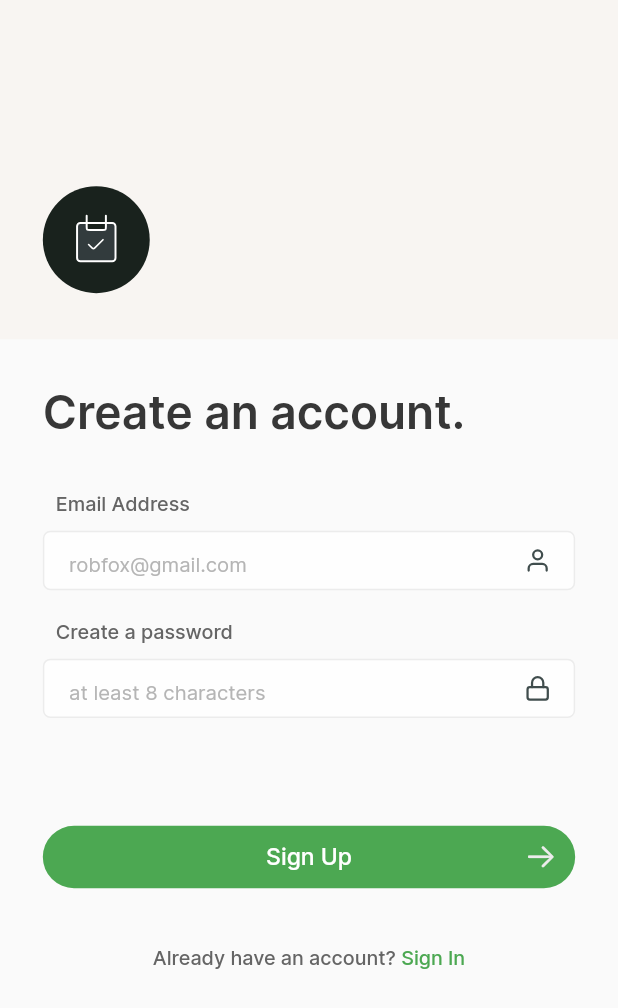
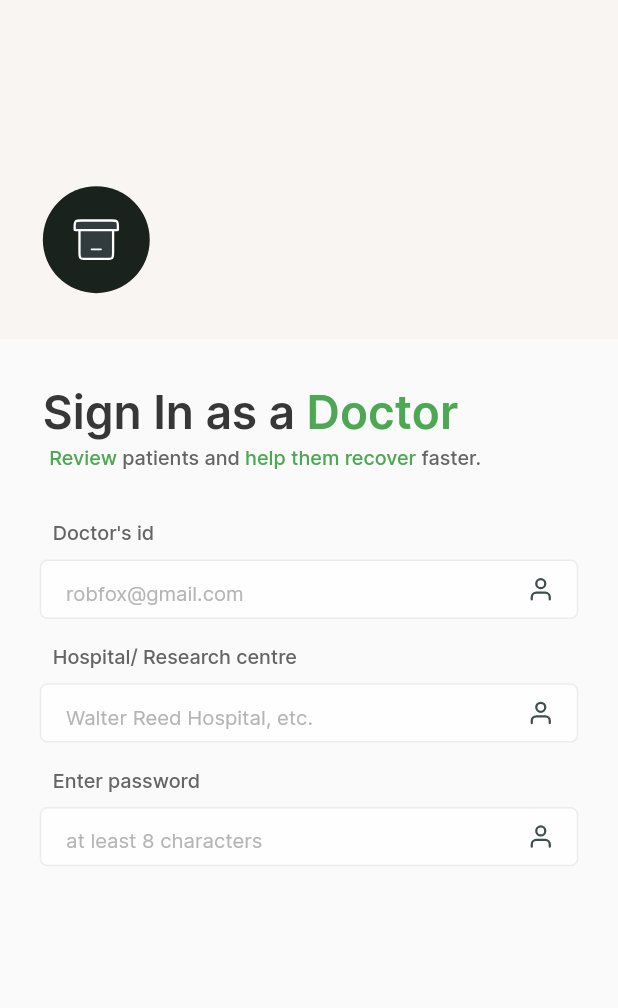
Before and after one commit to ramin443/exoheal, a Flutter app: the screen it shows after launch, on a phone screen of 412 x 824 dp. Shown: the top 1008 px of the screen. Run offline on Flutter 3.47's test engine with Material 2 defaults, Android fonts, the phone set to English and light mode, and no system bars; our stand-ins replace audio_video_progress_bar, charts_flutter, cloud_firestore, email_validator, feather_icons, firebase_auth and 7 more; missing offline and left inert: azblob; accounts and stored records are empty.

Commit message:
complete doctor login

```diff
--- a/lib/constants/fontconstants.dart
+++ b/lib/constants/fontconstants.dart
@@ -7,3 +7,6 @@ String interregular="Interregular";
 String intermedium="Intermedium";
 String intersemibold="Intersemibold";
 String testuseremail="exohealtestuser@gmail.com";
+String sfproroundedregular="Sfproroundedreg";
+String sfproroundedmedium="Sfproroundedmed";
+String sfproroundedsemibold="Sfproroundedsemi";
--- /dev/null
+++ b/lib/getxcontrollers/doctorauthcontrollelr.dart
@@ -0,0 +1,102 @@
+import 'package:feather_icons/feather_icons.dart';
+import 'package:flutter/cupertino.dart';
+import 'package:flutter/material.dart';
+import 'package:get/get.dart';
+
+import '../constants/fontconstants.dart';
+
+class DoctorAuthController extends GetxController{
+  TextEditingController logindoctoridcontroller=TextEditingController();
+  TextEditingController loginhospitalnamecontroller=TextEditingController();
+  TextEditingController loginpasswordcontroller=TextEditingController();
+
+
+  Widget doctorloginfields(BuildContext context){
+    double screenwidth=MediaQuery.of(context).size.width;
+    return Container(
+      margin: EdgeInsets.only(top: screenwidth*0.0833),
+      width: screenwidth,
+      child: Column(
+        mainAxisAlignment: MainAxisAlignment.start,
+        crossAxisAlignment: CrossAxisAlignment.start,
+        children: [
+          indivfield(context: context, fieldname:  "Doctor's id",hinttext: "robfox@gmail.com",
+          textEditingController: logindoctoridcontroller,),
+          indivfield(context: context, fieldname:  "Hospital/ Research centre",hinttext: "Walter Reed Hospital, etc.",
+            textEditingController: loginhospitalnamecontroller,),
+          indivfield(context: context, fieldname:  "Enter password",hinttext: "at least 8 characters",
+            textEditingController: loginpasswordcontroller,),        ],
+      ),
+    );
+  }
+  Widget indivfield({BuildContext? context,String? fieldname,
+  String? hinttext, TextEditingController? textEditingController}){
+    double screenwidth=MediaQuery.of(context!).size.width;
+    return Container(
+      margin: EdgeInsets.only(bottom: screenwidth*0.0413),
+      child: Column(
+        mainAxisAlignment: MainAxisAlignment.start,
+        crossAxisAlignment: CrossAxisAlignment.start,
+        children: [
+          Container(
+            margin: EdgeInsets.only(
+                left: screenwidth*0.021,bottom: screenwidth*0.024,
+                ),
+            child: Text(fieldname!,style: TextStyle(
+                fontFamily: intermedium,
+                color: Color(0xff656565),
+                fontSize: screenwidth*0.032
+            ),),
+          ),
+          Container(
+            padding: EdgeInsets.only(
+              //         horizontal: 24
+              left: screenwidth*0.04,
+              //     right: screenwidth*0.04
+
+            ),
+            //      height: 46,
+            height: screenwidth*0.096,
+            width: screenwidth,
+            decoration: BoxDecoration(
+              border: Border.all(
+                color: Color(0xffECECEC),
+                width: 1,
+              ),
+              color: Colors.white.withOpacity(0.85),
+              borderRadius: BorderRadius.all(Radius.circular(5)),
+            ),
+            child: Center(
+              child: TextFormField(
+                controller: logindoctoridcontroller,
+                cursorColor: Colors.black87,
+                style: TextStyle(
+                    fontFamily: interregular,
+                    color: Colors.black87,
+                    //       fontSize: 13.5
+                    fontSize: screenwidth*0.0328
+                ),
+                keyboardType: TextInputType.text,
+                textInputAction: TextInputAction.next,
+                decoration: InputDecoration(
+                  suffixIcon: Icon(FeatherIcons.user,
+                    color: Color(0xff404d4d),
+                    //                 size: 18,
+                    size: screenwidth*0.0437,
+                  ),
+                  border: InputBorder.none,
+                  hintText: hinttext,
+                  hintStyle: TextStyle(
+                      fontFamily: interregular,
+                      color: Color(0xffB5B5B5)
+                  ),
+
+                ),
+              ),
+            ),
+          ),
+        ],
+      ),
+    );
+  }
+}
--- a/lib/main.dart
+++ b/lib/main.dart
@@ -1,4 +1,6 @@
 import 'package:cloud_firestore/cloud_firestore.dart';
+import 'package:exoheal/gamified%20elements/new_badge.dart';
+import 'package:exoheal/screens/auth/doctors_interface/doctor_login.dart';
 import 'package:exoheal/screens/auth/login.dart';
 import 'package:exoheal/screens/auth/signup.dart';
 import 'package:exoheal/screens/base/base.dart';
@@ -6,9 +8,16 @@ import 'package:exoheal/screens/initial/splashscreen.dart';
 import 'package:exoheal/test/show_chart.dart';
 import 'package:firebase_core/firebase_core.dart';
 import 'package:flutter/material.dart';
+import 'package:flutter/scheduler.dart';
 
 void main() async{
   runApp(const MyApp());
+  WidgetsBinding.instance.addPostFrameCallback((_) {
+    print("WidgetsBinding");
+  });
+  SchedulerBinding.instance.addPostFrameCallback((_) {
+    print("SchedulerBinding");
+  });
   await Firebase.initializeApp();
 }
 
@@ -22,7 +31,7 @@ class MyApp extends StatelessWidget {
       theme: ThemeData(
         primarySwatch: Colors.blue,
       ),
-      home: SplashScreen(),
+      home: DoctorsLogin(),
       routes: <String, WidgetBuilder>{
         '/SignUp': (BuildContext context) => SignUp(),
         '/Login': (BuildContext context) => Login(),
--- /dev/null
+++ b/lib/screens/auth/doctors_interface/doctor_login.dart
@@ -0,0 +1,143 @@
+import 'package:exoheal/constants/color_constants.dart';
+import 'package:exoheal/getxcontrollers/doctorauthcontrollelr.dart';
+import 'package:flutter/material.dart';
+import 'package:flutter/services.dart';
+import 'package:flutter_svg/svg.dart';
+import 'package:get/get.dart';
+
+import '../../../constants/fontconstants.dart';
+class DoctorsLogin extends StatelessWidget {
+  const DoctorsLogin({Key? key}) : super(key: key);
+
+  @override
+  Widget build(BuildContext context) {
+    SystemChrome.setPreferredOrientations([
+      DeviceOrientation.portraitDown,
+      DeviceOrientation.portraitUp,
+    ]);
+    double screenwidth=MediaQuery.of(context).size.width;
+    double screenheight=MediaQuery.of(context).size.height;
+    return GetBuilder<DoctorAuthController>(
+      initState: (v){
+
+      },
+        init: DoctorAuthController(),
+        builder: (doctorsauthcontroller){
+          return Scaffold(
+            resizeToAvoidBottomInset: false,
+            body: SingleChildScrollView(
+              physics: BouncingScrollPhysics(),
+                child: Container(
+                  width: screenwidth,
+                  child: Column(
+                    mainAxisAlignment: MainAxisAlignment.start,
+                    crossAxisAlignment: CrossAxisAlignment.center,
+                    children: [
+                      Container(
+                        width: screenwidth,
+                        height: screenwidth*0.549,
+                        decoration: BoxDecoration(
+                          color: Color(0xffF8F5F2),
+                        ),
+                        child: Column(
+                          mainAxisAlignment: MainAxisAlignment.end,
+                          crossAxisAlignment: CrossAxisAlignment.start,
+                          children: [
+                            Container(
+//                        height:65,width:65,
+                              height:screenwidth*0.173,width:screenwidth*0.173,
+                              margin: EdgeInsets.only(bottom: screenwidth*0.0746,
+                                  left: screenwidth*0.0693),
+                              decoration: BoxDecoration(
+                                color: Color(0xff19221D),
+                                shape: BoxShape.circle,
+                              ),
+                              child: Center(
+                                child: SvgPicture.asset("assets/images/Arhive_light.svg",
+                                  width: screenwidth*0.0933,),
+                              ),
+                            )
+                          ],
+                        ),
+                      ),
+                      Container(
+                        width: screenwidth,
+                        padding: EdgeInsets.symmetric(horizontal: screenwidth*0.0693),
+                        child: Column(
+                          crossAxisAlignment: CrossAxisAlignment.start,
+                          mainAxisAlignment: MainAxisAlignment.start,
+                          children: [
+                            Container(
+                              margin: EdgeInsets.only(top: screenwidth*0.072),
+                              child:
+                              RichText(
+                                text: TextSpan(
+                                  style: TextStyle(
+                                      fontFamily: intersemibold,
+                                      color: Color(0xff373737),
+                                      fontSize: screenwidth*0.0746
+                                  ),
+                                  children:[
+                                    TextSpan(text: "Sign In as a"),
+                                    TextSpan(text: " Doctor",
+                                      style: TextStyle(
+                                          fontFamily: intersemibold,
+                                          color: exohealgreen,
+                                          fontSize: screenwidth*0.0746
+                                      ),),
+                                  ]
+                                ),
+                              )
+                            ),]
+
+                      )
+
+                      ),
+                      Container(
+                        margin: EdgeInsets.only(top: 4,left: 4),
+                        width: screenwidth,
+                        padding: EdgeInsets.symmetric(horizontal: screenwidth*0.0699),
+                        child:
+                        Row(mainAxisAlignment: MainAxisAlignment.start,
+                          children: [
+                            RichText(
+                              text: TextSpan(
+                                  style: TextStyle(
+                                      fontFamily: intermedium,
+                                      color: Color(0xff656565),
+                                      fontSize: screenwidth*0.032
+                                  ),
+                                  children:[
+                                    TextSpan(text: "Review ",
+                                      style: TextStyle(
+                                          fontFamily: intermedium,
+                                          color: exohealgreen,
+                                          fontSize: screenwidth*0.032
+                                      ),),
+                                    TextSpan(text: "patients and "),
+                                    TextSpan(text: "help them recover ",
+                                      style: TextStyle(
+                                          fontFamily: intermedium,
+                                          color: exohealgreen,
+                                          fontSize: screenwidth*0.032
+                                      ),),
+                                    TextSpan(text: "faster."),
+                                  ]
+                              ),
+
+                            ),
+                          ],
+                        )
+
+                      ),
+                      Container(
+                          padding: EdgeInsets.symmetric(horizontal: screenwidth*0.0643),
+                          child: doctorsauthcontroller.doctorloginfields(context)),
+
+                    ],
+                  ),
+                ),
+            ),
+          );});
+  }
+}
```
Also changed, not shown: lib/gamified elements/new_badge.dart (added, +182 -0 lines), lib/getxcontrollers/fulllapcontroller.dart (+16 -12 lines), pubspec.yaml (+16 -1 lines), assets/images/Ellipse 143.png (added), assets/images/Group 168.png (added), assets/images/Group 169.png (added), assets/images/Group 170.png (added), pubspec.lock, 5 other files.
